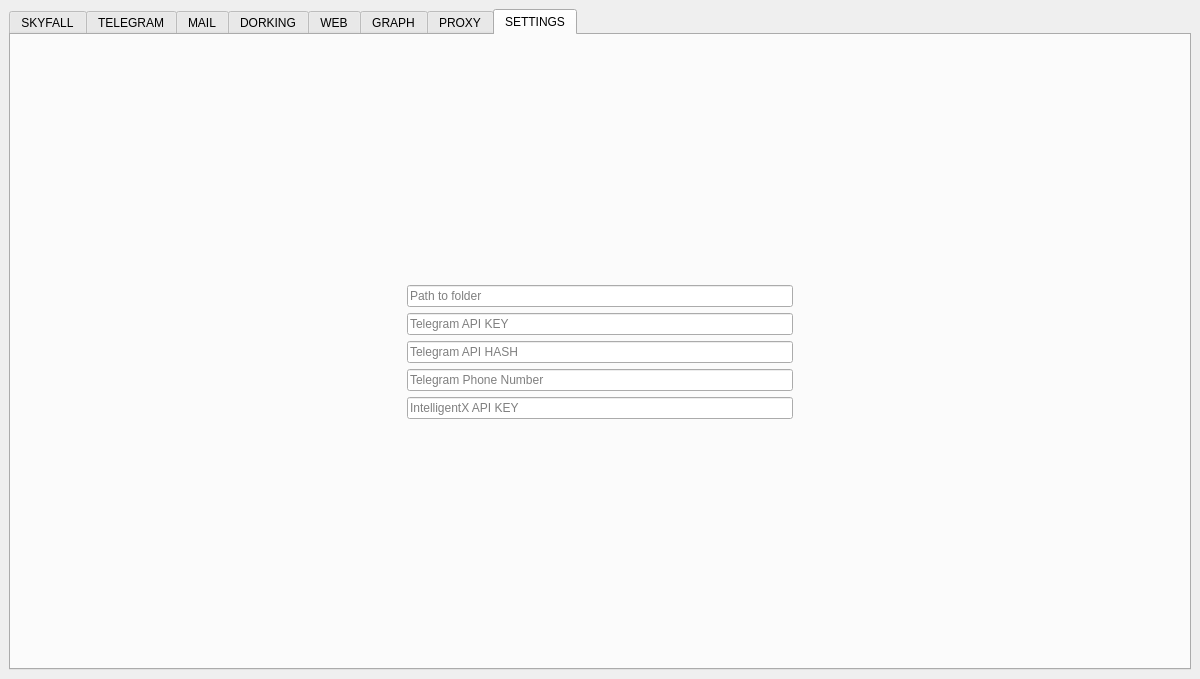
This is resources/form.ui in Nighty3098/SkyFall as Qt 5 draws it before an edit. The edited form follows.
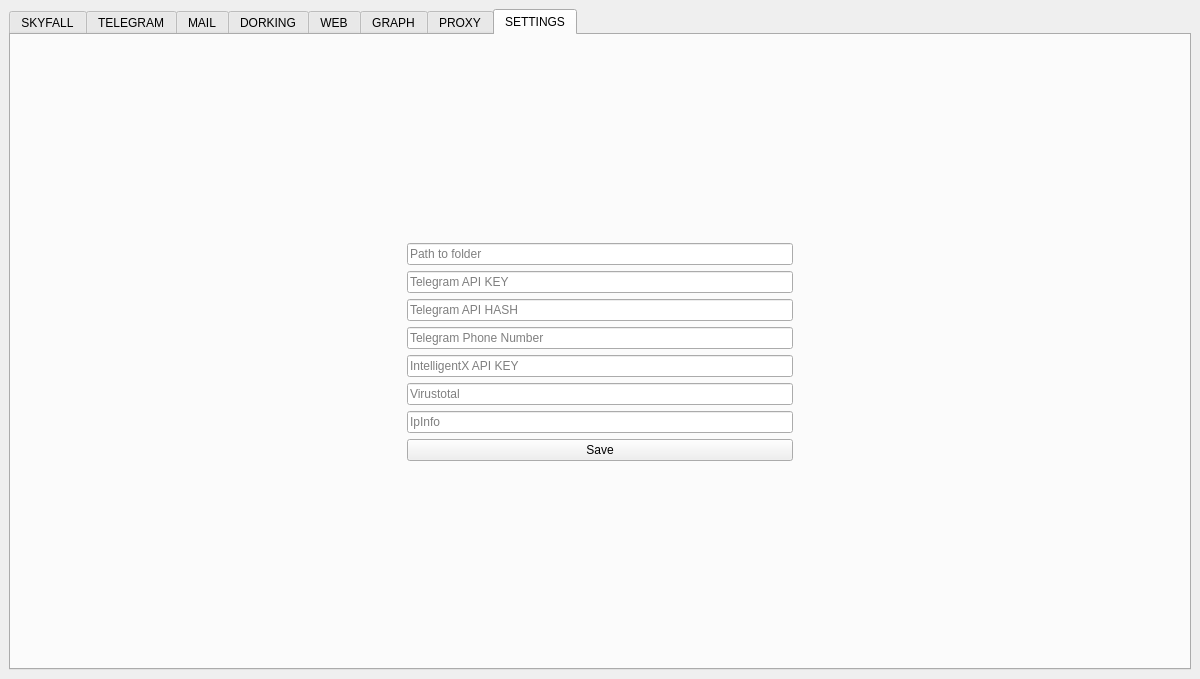
This is the edited form. The open tabs and pages were chosen to show the change.

Commit message: Added new lineedit for virustotal and ipinfo API keys

Patch:
```diff
--- a/resources/form.ui
+++ b/resources/form.ui
@@ -845,6 +845,27 @@
             </property>
            </widget>
           </item>
+          <item>
+           <widget class="QLineEdit" name="virustotalApiKeyEdit">
+            <property name="placeholderText">
+             <string>Virustotal</string>
+            </property>
+           </widget>
+          </item>
+          <item>
+           <widget class="QLineEdit" name="ipinfoApiKeyEdit">
+            <property name="placeholderText">
+             <string>IpInfo</string>
+            </property>
+           </widget>
+          </item>
+          <item>
+           <widget class="QPushButton" name="pushButton">
+            <property name="text">
+             <string>Save</string>
+            </property>
+           </widget>
+          </item>
           <item>
            <spacer name="verticalSpacer_2">
             <property name="orientation">
```
Left out of the diff: 2 changed lines with no effect on the pictures. The commit also changes 1 other file.
